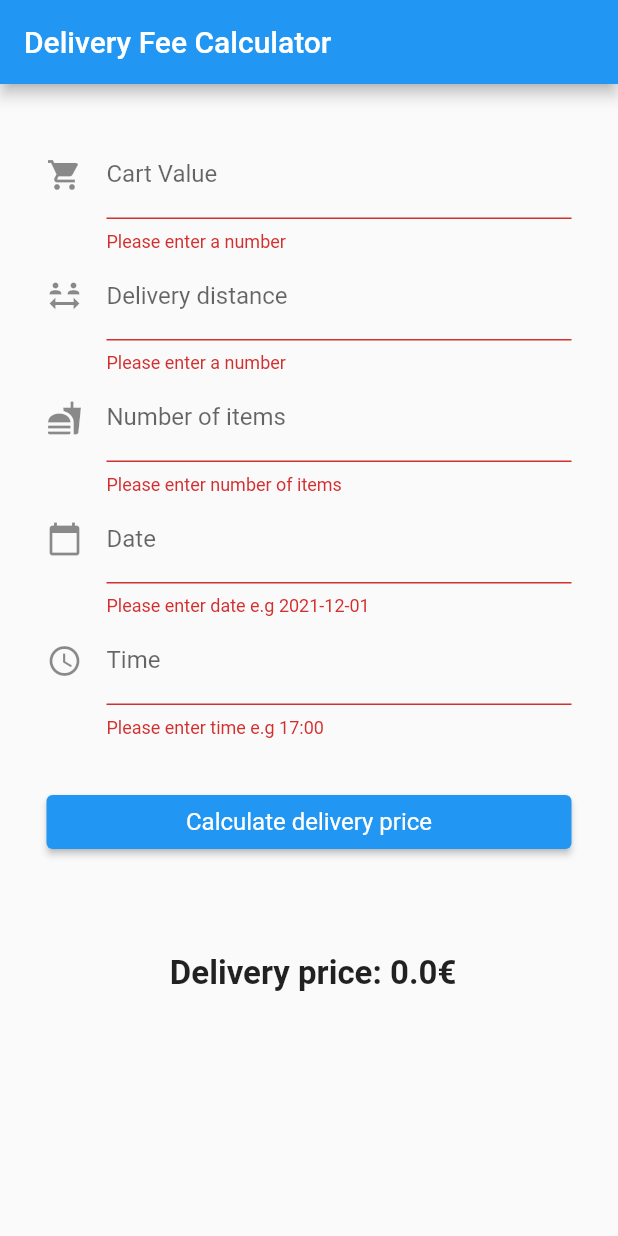
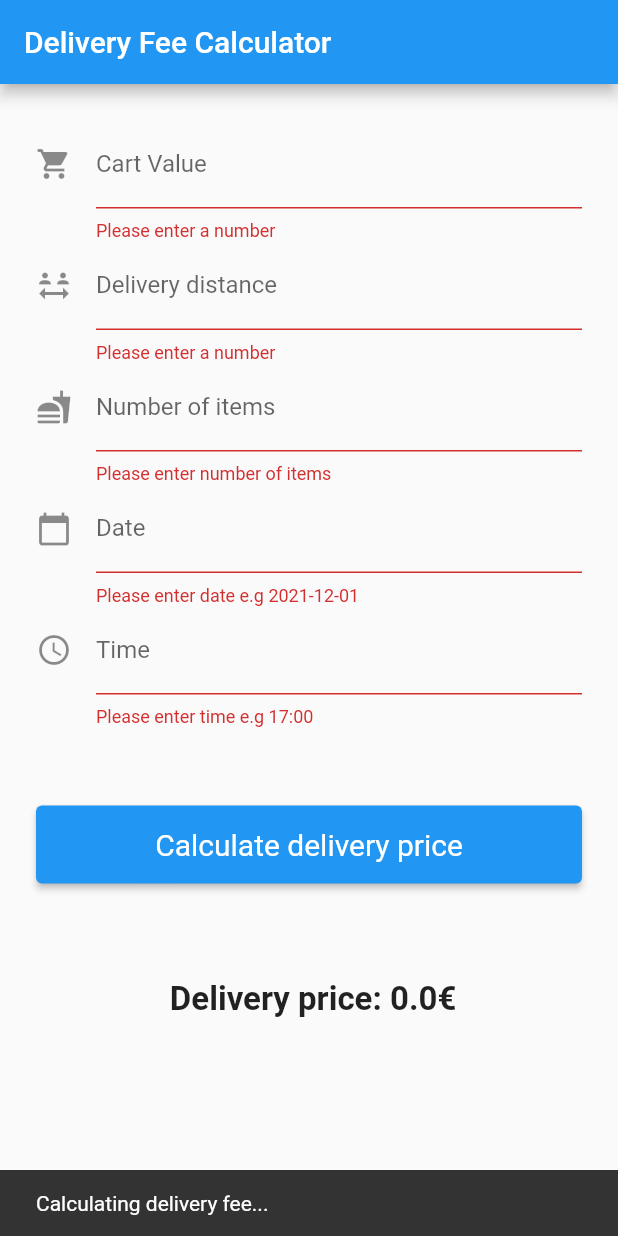
Before and after one commit to labnof/DeliveryFeeCalulator, a Flutter app: the screen it shows after launch, after a tap on "Calculate delivery price", on a phone screen of 412 x 824 dp. Run offline on Flutter 3.47's test engine with Material 2 defaults, Android fonts, the phone set to English and light mode, and no system bars.

Commit message:
Commit 12. Added an async version of TotalDeliveryFee and some code cleaning.

```diff
--- a/lib/form.dart
+++ b/lib/form.dart
@@ -26,6 +26,29 @@ class _DeliveryFeeFormState extends State<DeliveryFeeForm> {
   final TextEditingController _itemCountController = TextEditingController();
   final TextEditingController _dateController = TextEditingController();
   final TextEditingController _timeController = TextEditingController();
+
+  // Async Function to calculate and
+  Future<void> _asyncCalculateDeliveryFee() async {
+    ScaffoldMessenger.of(context).showSnackBar(
+      const SnackBar(content: Text('Calculating delivery fee...')),
+    );
+
+    // Validate will return true if the form is valid, or false if
+    // the form is invalid.
+    if (_formKey.currentState!.validate()) {
+      double cartValue = double.parse(_catValueController.text);
+      int distance = int.parse(_deliveryDistanceController.text);
+      int itemCount = int.parse(_itemCountController.text);
+      String date = _dateController.text;
+      String time = _timeController.text;
+      double total;
+      total = await fee_calculator.asyncTotalDeliveryFee(
+          cartValue, distance, itemCount, date, time);
+      setState(() {
+        _deliveryFeeTotal = total;
+      });
+    }
+  }
 
   //Date picker
   DateTime currentDate = DateTime.now();
@@ -85,12 +108,11 @@ class _DeliveryFeeFormState extends State<DeliveryFeeForm> {
   @override
   Widget build(BuildContext context) {
     return Padding(
-      padding: const EdgeInsets.all(16.0),
+      padding: const EdgeInsets.all(24.0),
       child: Form(
         key: _formKey,
         child: ListView(
           shrinkWrap: true,
-          padding: const EdgeInsets.all(15.0),
           children: <Widget>[
             TextFormField(
               controller: _catValueController,
@@ -145,36 +167,16 @@ class _DeliveryFeeFormState extends State<DeliveryFeeForm> {
                 labelText: 'Time',
               ),
             ),
-            const SizedBox(height: 32),
+            const SizedBox(height: 52),
             Row(
               children: [
                 Expanded(
                   child: ElevatedButton(
                     style: ElevatedButton.styleFrom(
-                        textStyle: const TextStyle(fontSize: 16)),
-                    onPressed: () {
-                      // Validate will return true if the form is valid, or false if
-                      // the form is invalid.
-                      if (_formKey.currentState!.validate()) {
-                        setState(() {
-                          double cartValue =
-                              double.parse(_catValueController.text);
-                          int distance =
-                              int.parse(_deliveryDistanceController.text);
-                          int itemCount = int.parse(_itemCountController.text);
-                          String date = _dateController.text;
-                          String time = _timeController.text;
-                          double total;
-                          total = fee_calculator.totalDeliveryFee(
-                              cartValue, distance, itemCount, date, time);
-                          _deliveryFeeTotal = total;
-                        });
-
-                        ScaffoldMessenger.of(context).showSnackBar(
-                          const SnackBar(content: Text('Processing Data')),
-                        );
-                      }
-                    },
+                        textStyle: const TextStyle(fontSize: 20),
+                        minimumSize: const Size(298, 52),
+                        maximumSize: const Size(300, 52)),
+                    onPressed: _asyncCalculateDeliveryFee,
                     child: const Text('Calculate delivery price'),
                   ),
                 ),
```
Also changed, not shown: lib/fee_calculation_functions.dart (+24 -0 lines), 1 other file.
